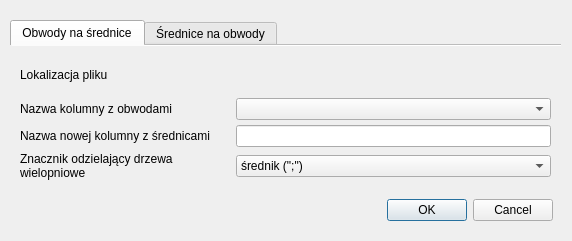
Before: the Qt Designer form diam_calc_dialog_base.ui in slowiklukasz/diameter_calculator, drawn with Qt 5.
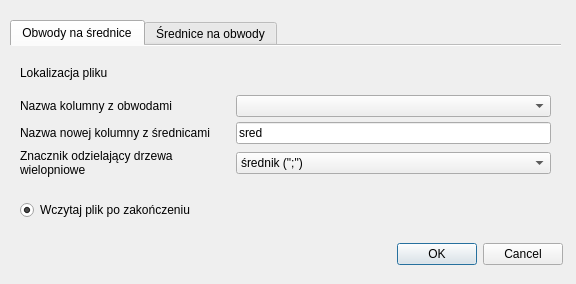
After: the same form once the commit is applied. Custom widgets are drawn as their Qt base class.

Diff of the .ui file:
```diff
--- a/diam_calc_dialog_base.ui
+++ b/diam_calc_dialog_base.ui
@@ -6,8 +6,8 @@
    <rect>
     <x>0</x>
     <y>0</y>
-    <width>572</width>
-    <height>241</height>
+    <width>576</width>
+    <height>284</height>
    </rect>
   </property>
   <property name="windowTitle">
@@ -19,7 +19,7 @@
      <x>10</x>
      <y>20</y>
      <width>551</width>
-     <height>211</height>
+     <height>161</height>
     </rect>
    </property>
    <layout class="QVBoxLayout" name="verticalLayout">
@@ -50,30 +50,13 @@
           <x>10</x>
           <y>10</y>
           <width>531</width>
-          <height>124</height>
+          <height>121</height>
          </rect>
         </property>
-        <layout class="QGridLayout" name="gridLayout_2" rowstretch="0,0,0,0" columnstretch="4,6" columnminimumwidth="1,1">
+        <layout class="QGridLayout" name="gridLayout_2" rowstretch="0,0,0,0" columnstretch="4,6" rowminimumheight="0,0,0,1" columnminimumwidth="1,1">
          <property name="verticalSpacing">
           <number>5</number>
          </property>
-         <item row="0" column="0">
-          <widget class="QLabel" name="label_5">
-           <property name="text">
-            <string>Lokalizacja pliku</string>
-           </property>
-           <property name="wordWrap">
-            <bool>true</bool>
-           </property>
-          </widget>
-         </item>
-         <item row="0" column="1">
-          <widget class="QgsFileWidget" name="obw_in_dlg">
-           <property name="filter">
-            <string>*.shp</string>
-           </property>
-          </widget>
-         </item>
          <item row="1" column="0">
           <widget class="QLabel" name="label_6">
            <property name="text">
@@ -84,8 +67,32 @@
            </property>
           </widget>
          </item>
-         <item row="1" column="1">
-          <widget class="QComboBox" name="obw_diam_cmb"/>
+         <item row="3" column="1">
+          <widget class="QComboBox" name="obw_sep_cmb">
+           <property name="layoutDirection">
+            <enum>Qt::LeftToRight</enum>
+           </property>
+           <item>
+            <property name="text">
+             <string>średnik (&quot;;&quot;)</string>
+            </property>
+           </item>
+           <item>
+            <property name="text">
+             <string>pauza (&quot;-&quot;)</string>
+            </property>
+           </item>
+           <item>
+            <property name="text">
+             <string>przecinek (&quot;,&quot;)</string>
+            </property>
+           </item>
+           <item>
+            <property name="text">
+             <string>spacja (&quot; &quot;)</string>
+            </property>
+           </item>
+          </widget>
          </item>
          <item row="2" column="0">
           <widget class="QLabel" name="label_8">
@@ -97,9 +104,6 @@
            </property>
           </widget>
          </item>
-         <item row="2" column="1">
-          <widget class="QLineEdit" name="obw_newcol_led"/>
-         </item>
          <item row="3" column="0">
           <widget class="QLabel" name="label_7">
            <property name="text">
@@ -113,48 +117,41 @@
            </property>
           </widget>
          </item>
-         <item row="3" column="1">
-          <widget class="QComboBox" name="obw_sep_cmb">
-           <property name="layoutDirection">
-            <enum>Qt::LeftToRight</enum>
+         <item row="2" column="1">
+          <widget class="QLineEdit" name="obw_newcol_led">
+           <property name="text">
+            <string>sred</string>
            </property>
-           <item>
-            <property name="text">
-             <string>średnik (&quot;;&quot;)</string>
-            </property>
-           </item>
-           <item>
-            <property name="text">
-             <string>pauza (&quot;-&quot;)</string>
-            </property>
-           </item>
-           <item>
-            <property name="text">
-             <string>przecinek (&quot;,&quot;)</string>
-            </property>
-           </item>
-           <item>
-            <property name="text">
-             <string>spacja (&quot; &quot;)</string>
-            </property>
-           </item>
           </widget>
          </item>
+         <item row="0" column="1">
+          <widget class="QgsFileWidget" name="obw_in_dlg">
+           <property name="fileWidgetButtonVisible">
+            <bool>true</bool>
+           </property>
+           <property name="filter">
+            <string>*.shp</string>
+           </property>
+           <property name="options">
+            <set>QFileDialog::ReadOnly</set>
+           </property>
+          </widget>
+         </item>
+         <item row="0" column="0">
+          <widget class="QLabel" name="label_5">
+           <property name="text">
+            <string>Lokalizacja pliku</string>
+           </property>
+           <property name="wordWrap">
+            <bool>true</bool>
+           </property>
+          </widget>
+         </item>
+         <item row="1" column="1">
+          <widget class="QComboBox" name="obw_diam_cmb"/>
+         </item>
         </layout>
        </widget>
-       <widget class="QDialogButtonBox" name="btn_box">
-        <property name="geometry">
-         <rect>
-          <x>350</x>
-          <y>150</y>
-          <width>193</width>
-          <height>28</height>
-         </rect>
-        </property>
-        <property name="standardButtons">
-         <set>QDialogButtonBox::Cancel|QDialogButtonBox::Ok</set>
-        </property>
-       </widget>
       </widget>
       <widget class="QWidget" name="d_obw_tab">
        <attribute name="title">
@@ -266,6 +263,35 @@
     </item>
    </layout>
   </widget>
+  <widget class="QDialogButtonBox" name="btn_box">
+   <property name="geometry">
+    <rect>
+     <x>370</x>
+     <y>240</y>
+     <width>193</width>
+     <height>28</height>
+    </rect>
+   </property>
+   <property name="standardButtons">
+    <set>QDialogButtonBox::Cancel|QDialogButtonBox::Ok</set>
+   </property>
+  </widget>
+  <widget class="QRadioButton" name="radioButton">
+   <property name="geometry">
+    <rect>
+     <x>20</x>
+     <y>200</y>
+     <width>201</width>
+     <height>20</height>
+    </rect>
+   </property>
+   <property name="text">
+    <string>Wczytaj plik po zakończeniu</string>
+   </property>
+   <property name="checked">
+    <bool>true</bool>
+   </property>
+  </widget>
  </widget>
  <customwidgets>
   <customwidget>
```
Left out of the diff: 17 changed lines with no effect on the pictures.
